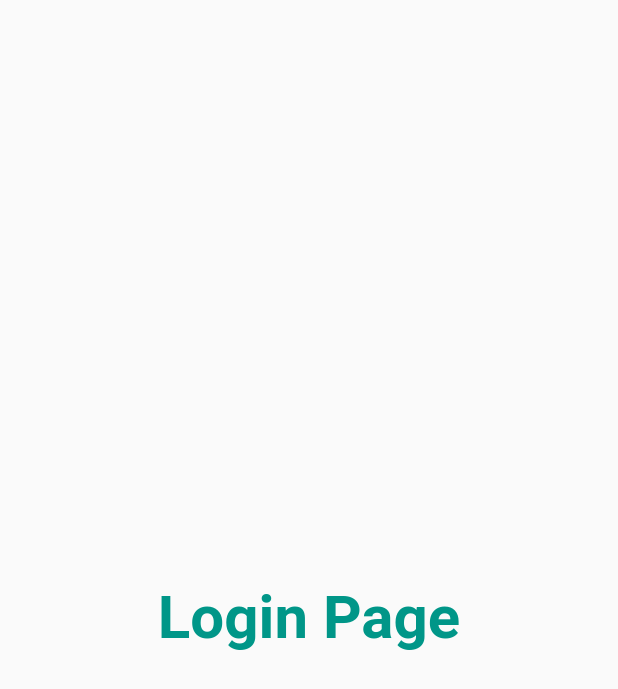
After one commit to Avik-creator/Catalog_App, a Flutter app: the screen it shows after launch, on a phone screen of 412 x 824 dp. The commit adds this screen. Shown: the top 689 px of the screen. Run offline on Flutter 3.47's test engine with Material 2 defaults, Android fonts, the phone set to English and light mode, and no system bars.

Commit message:
Routes Learned

```diff
--- a/lib/main.dart
+++ b/lib/main.dart
@@ -1,5 +1,6 @@
 import 'package:flutter/material.dart';
 import 'package:flutter_catalog/pages/home.dart';
+import 'package:flutter_catalog/pages/login.dart';
 
 void main() {
   runApp(MyApp());
@@ -11,7 +12,14 @@ class MyApp extends StatelessWidget {
   @override
   Widget build(BuildContext context) {
     return MaterialApp(
-      home: Homepage(),
+      themeMode: ThemeMode.light,
+      theme: ThemeData(primarySwatch: Colors.yellow),
+      darkTheme: ThemeData(brightness: Brightness.dark),
+      initialRoute: "/login",
+      routes: {
+        "/": (context) => Homepage(),
+        "/login": (context) => LoginPage(),
+      },
     );
   }
 }
--- /dev/null
+++ b/lib/pages/login.dart
@@ -0,0 +1,18 @@
+import 'package:flutter/material.dart';
+
+class LoginPage extends StatelessWidget {
+  const LoginPage({super.key});
+
+  @override
+  Widget build(BuildContext context) {
+    return Material(
+      child: Center(
+        child: Text(
+          "Login Page",
+          style: TextStyle(
+              fontSize: 40, color: Colors.teal, fontWeight: FontWeight.bold),
+        ),
+      ),
+    );
+  }
+}
```
